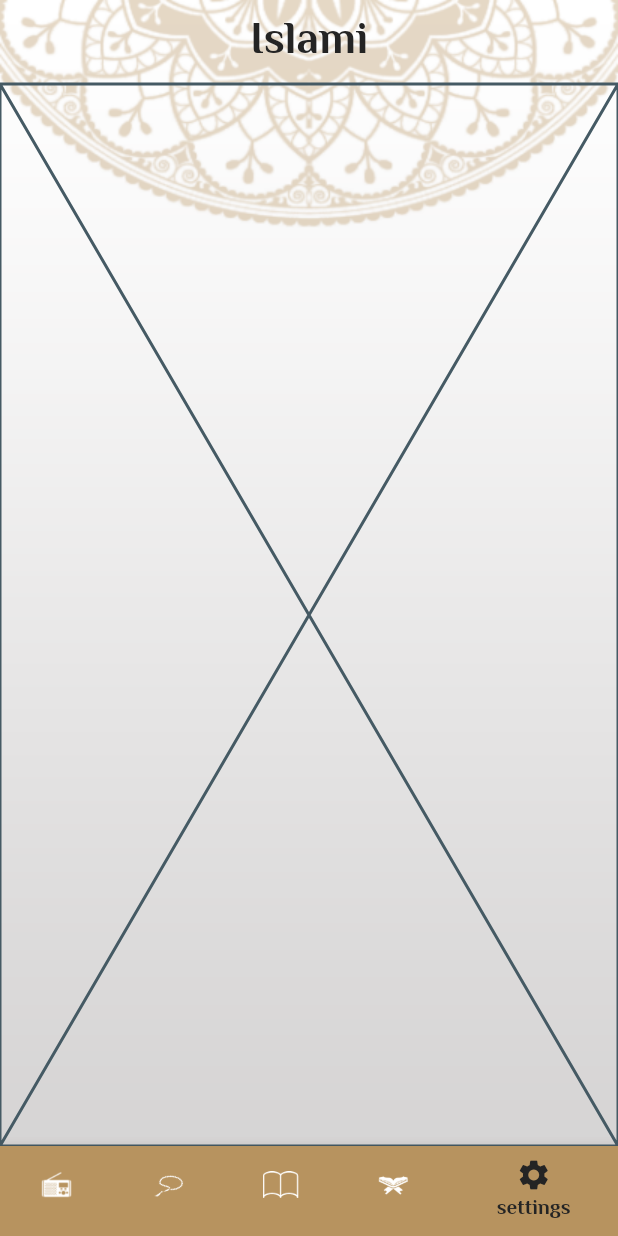
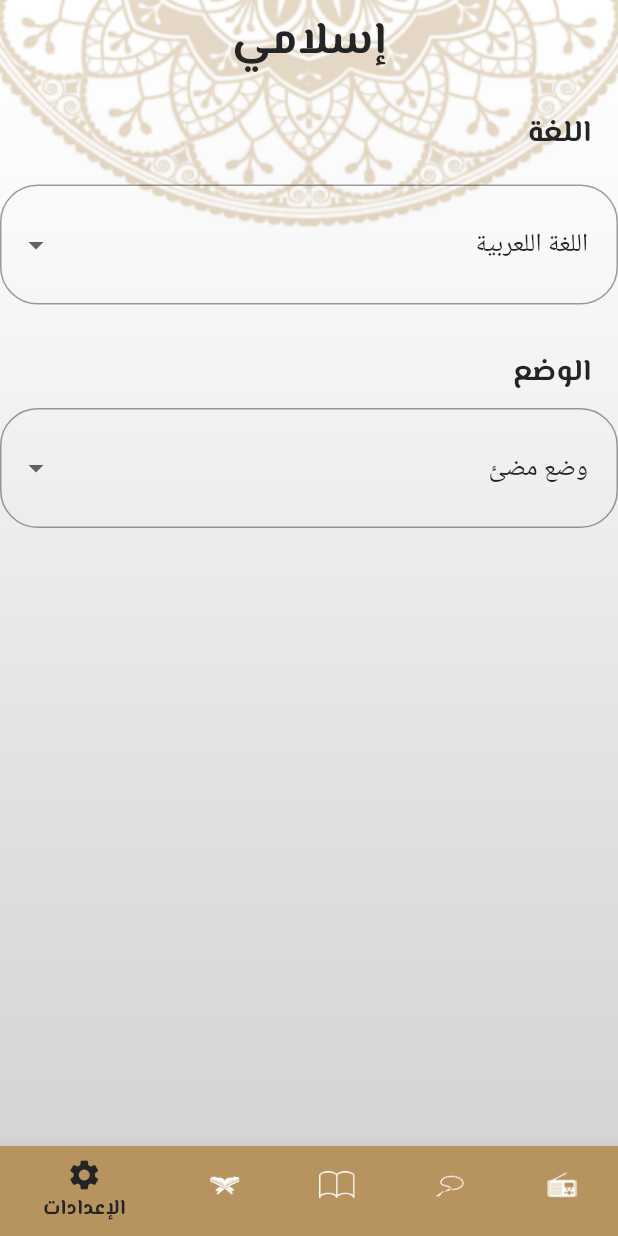
Before and after one commit to YasmineEmad/islami_app, a Flutter app: the screen it shows after launch, item 5 of the bottom bar chosen, on a phone screen of 412 x 824 dp. Run offline on Flutter 3.47's test engine with Material 2 defaults, Android fonts, the phone set to English and light mode, and no system bars; our stand-ins replace google_fonts; generated files the repository leaves out were written again.

```diff
--- a/lib/l10n/app_ar.arb
+++ b/lib/l10n/app_ar.arb
@@ -7,5 +7,11 @@
   "settings": "الإعدادات",
   "numberOfPraises": "عدد التسبيحات",
   "quranRadio": "إذاعة القرأن الكريم",
-  "suraName" : "اسم السورة"
+  "suraName" : "اسم السورة",
+  "language": "اللغة",
+  "english": "اللغة الإنجليزية",
+  "arabic": "اللغة اللعربية",
+  "mode": "الوضع",
+  "lightMode": "وضع مضئ",
+  "darkMode": "وضع مظلم"
 }
--- a/lib/l10n/app_en.arb
+++ b/lib/l10n/app_en.arb
@@ -7,5 +7,11 @@
   "settings": "settings",
   "numberOfPraises": "Number of praises",
   "quranRadio": "Holy Quran Radio",
-  "suraName" : "Sura Name"
+  "suraName" : "Sura Name",
+  "language": "Language",
+  "english": "English",
+  "arabic": "Arabic",
+  "mode": "Mode",
+  "lightMode": "Light Mode",
+  "darkMode": "Dark Mode"
 }
--- a/lib/main.dart
+++ b/lib/main.dart
@@ -1,12 +1,16 @@
 import 'package:flutter/material.dart';
 import 'package:islami_app/my_theme.dart';
+import 'package:islami_app/providers/my_provider.dart';
 import 'package:islami_app/sura_details.dart';
 import 'package:flutter_gen/gen_l10n/app_localizations.dart';
 import 'hadeth_details.dart';
 import 'home_screen.dart';
+import 'package:provider/provider.dart';
 
 void main() {
-  runApp(const MyApp());
+  runApp(ChangeNotifierProvider(
+      create: (context) => MyProvider(),
+      child: const MyApp()));
 }
 
 class MyApp extends StatelessWidget {
@@ -14,10 +18,12 @@ class MyApp extends StatelessWidget {
 
   @override
   Widget build(BuildContext context) {
+    var provider = Provider.of<MyProvider>(context);
     return MaterialApp(
       localizationsDelegates: AppLocalizations.localizationsDelegates,
       supportedLocales: AppLocalizations.supportedLocales,
        initialRoute: HomeScreen.routeName,
+      locale: Locale(provider.local),
       routes: {
          HomeScreen.routeName:(context) => HomeScreen(),
         SuraDetails.routeName:(context) => SuraDetails(),
--- /dev/null
+++ b/lib/providers/my_provider.dart
@@ -0,0 +1,10 @@
+import 'package:flutter/cupertino.dart';
+
+class MyProvider extends ChangeNotifier{
+  String local = "English";
+
+  void changeLanguage(String lang){
+    local = lang;
+    notifyListeners();
+  }
+}
--- a/lib/tabs/settings.dart
+++ b/lib/tabs/settings.dart
@@ -1,10 +1,93 @@
 import 'package:flutter/material.dart';
+import 'package:flutter_gen/gen_l10n/app_localizations.dart';
+import 'package:provider/provider.dart';
 
-class SettingsTab extends StatelessWidget {
+import '../providers/my_provider.dart';
+
+class SettingsTab extends StatefulWidget {
   const SettingsTab({super.key});
 
   @override
+  State<SettingsTab> createState() => _SettingsTabState();
+}
+
+class _SettingsTabState extends State<SettingsTab> {
+  String? _selectedLanguageValue;
+  String? _selectedModeValue;
+  @override
   Widget build(BuildContext context) {
-    return const Placeholder();
+    var provider = Provider.of<MyProvider>(context);
+    List<String> languages = [AppLocalizations.of(context)!.english, AppLocalizations.of(context)!.arabic];
+    _selectedLanguageValue = provider.local == 'en' ? languages[0] : languages[1];
+    List<String> modes = [AppLocalizations.of(context)!.lightMode, AppLocalizations.of(context)!.darkMode];
+    _selectedModeValue = modes[0];
+    return Column(
+      crossAxisAlignment: CrossAxisAlignment.start,
+      children: [
+        Padding(
+          padding: const EdgeInsets.all(18.0),
+          child: Text(
+            AppLocalizations.of(context)!.language,
+            style: Theme.of(context).textTheme.bodyMedium,
+          ),
+        ),
+        DropdownButtonFormField(
+          padding: const EdgeInsets.all(8.0),
+          value: _selectedLanguageValue,
+          decoration: InputDecoration(
+              border: OutlineInputBorder(
+                borderRadius: BorderRadius.circular(25),
+              ),
+          ),
+          onChanged: (value) {
+            setState(() {
+              if(value == languages[0]) {
+                provider.changeLanguage("en");
+              }else{
+                provider.changeLanguage("ar");
+              }
+              _selectedLanguageValue = value;
+            });
+          },
+          items: languages.map((String val) {
+            return DropdownMenuItem(
+              value: val,
+              child: Text(
+                val,
+              ),
+            );
+          }).toList(),
+        ),
+        Padding(
+          padding: const EdgeInsets.only(top: 30,bottom: 8,left: 18,right: 18),
+          child: Text(
+            AppLocalizations.of(context)!.mode,
+            style: Theme.of(context).textTheme.bodyMedium,
+          ),
+        ),
+        DropdownButtonFormField(
+          padding: const EdgeInsets.all(8.0),
+          value: _selectedModeValue,
+          decoration: InputDecoration(
+            border: OutlineInputBorder(
+              borderRadius: BorderRadius.circular(25),
+            ),
+          ),
+          onChanged: (value) {
+            setState(() {
+              _selectedModeValue = value;
+            });
+          },
+          items: modes.map((String val) {
+            return DropdownMenuItem(
+              value: val,
+              child: Text(
+                val,
+              ),
+            );
+          }).toList(),
+        ),
+      ],
+    );
   }
 }
--- a/pubspec.yaml
+++ b/pubspec.yaml
@@ -31,6 +31,7 @@ dependencies:
   flutter:
     sdk: flutter
   google_fonts: ^6.1.0
+  provider: ^6.0.5
   flutter_localizations:
     sdk: flutter
   intl: ^0.18.0
```
Also changed, not shown: pubspec.lock.
